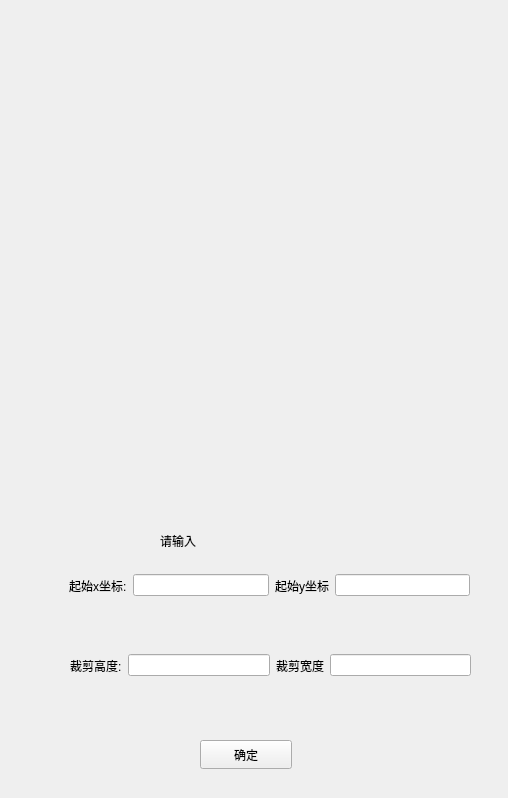
The window that ImageWithUI/tailor.ui (Obj4ct/ImageWithUI) describes before a commit, drawn with Qt 5.
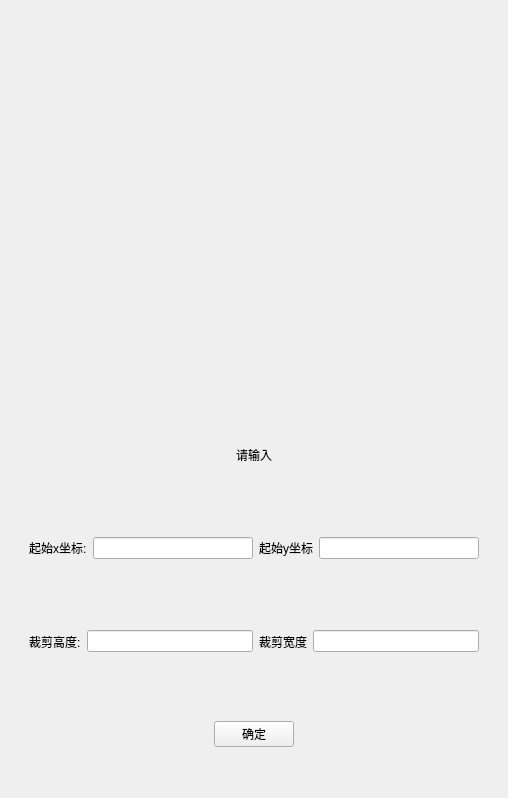
The same window after the commit.

Commit message: 图像裁剪现在可以获取主窗口的图像并且进行保存了

```diff
--- a/ImageWithUI/tailor.ui
+++ b/ImageWithUI/tailor.ui
@@ -13,28 +13,58 @@
   <property name="windowTitle">
    <string>Form</string>
   </property>
-  <widget class="QPushButton" name="btn_ok">
-   <property name="geometry">
-    <rect>
-     <x>200</x>
-     <y>740</y>
-     <width>92</width>
-     <height>29</height>
-    </rect>
-   </property>
+  <layout class="QVBoxLayout" name="verticalLayout_2">
+   <item>
+    <widget class="QLabel" name="imageLabel">
+     <property name="text">
+      <string/>
+     </property>
+    </widget>
+   </item>
+   <item>
+    <widget class="QWidget" name="widget_5" native="true">
+     <layout class="QVBoxLayout" name="verticalLayout">
+      <item>
+       <widget class="QWidget" name="widget_4" native="true">
+        <layout class="QHBoxLayout" name="horizontalLayout_4">
+         <item>
+          <spacer name="horizontalSpacer_3">
+           <property name="orientation">
+            <enum>Qt::Horizontal</enum>
+           </property>
+           <property name="sizeHint" stdset="0">
+            <size>
+             <width>189</width>
+             <height>20</height>
+            </size>
+           </property>
+          </spacer>
+         </item>
+         <item>
+          <widget class="QLabel" name="label_2">
    <property name="text">
-    <string>确定</string>
-   </property>
-  </widget>
+            <string>请输入</string>
+           </property>
+          </widget>
+         </item>
+         <item>
+          <spacer name="horizontalSpacer_4">
+           <property name="orientation">
+            <enum>Qt::Horizontal</enum>
+           </property>
+           <property name="sizeHint" stdset="0">
+            <size>
+             <width>188</width>
+             <height>20</height>
+            </size>
+           </property>
+          </spacer>
+         </item>
+        </layout>
+       </widget>
+      </item>
+      <item>
   <widget class="QWidget" name="widget" native="true">
-   <property name="geometry">
-    <rect>
-     <x>69</x>
-     <y>550</y>
-     <width>401</width>
-     <height>71</height>
-    </rect>
-   </property>
    <layout class="QHBoxLayout" name="horizontalLayout">
     <item>
      <widget class="QLabel" name="label">
@@ -58,53 +88,9 @@
     </item>
    </layout>
   </widget>
-  <widget class="QLabel" name="imageLabel">
-   <property name="geometry">
-    <rect>
-     <x>-3</x>
-     <y>-3</y>
-     <width>512</width>
-     <height>512</height>
-    </rect>
-   </property>
-   <property name="minimumSize">
-    <size>
-     <width>512</width>
-     <height>512</height>
-    </size>
-   </property>
-   <property name="maximumSize">
-    <size>
-     <width>512</width>
-     <height>512</height>
-    </size>
-   </property>
-   <property name="text">
-    <string/>
-   </property>
-  </widget>
-  <widget class="QLabel" name="label_2">
-   <property name="geometry">
-    <rect>
-     <x>160</x>
-     <y>520</y>
-     <width>211</width>
-     <height>41</height>
-    </rect>
-   </property>
-   <property name="text">
-    <string>请输入</string>
-   </property>
-  </widget>
+      </item>
+      <item>
   <widget class="QWidget" name="widget_2" native="true">
-   <property name="geometry">
-    <rect>
-     <x>70</x>
-     <y>630</y>
-     <width>401</width>
-     <height>71</height>
-    </rect>
-   </property>
    <layout class="QHBoxLayout" name="horizontalLayout_2">
     <item>
      <widget class="QLabel" name="label_4">
@@ -128,6 +114,50 @@
     </item>
    </layout>
   </widget>
+      </item>
+      <item>
+       <widget class="QWidget" name="widget_3" native="true">
+        <layout class="QHBoxLayout" name="horizontalLayout_3">
+         <item>
+          <spacer name="horizontalSpacer_2">
+           <property name="orientation">
+            <enum>Qt::Horizontal</enum>
+           </property>
+           <property name="sizeHint" stdset="0">
+            <size>
+             <width>171</width>
+             <height>20</height>
+            </size>
+           </property>
+          </spacer>
+         </item>
+         <item>
+          <widget class="QPushButton" name="btn_ok">
+           <property name="text">
+            <string>确定</string>
+           </property>
+          </widget>
+         </item>
+         <item>
+          <spacer name="horizontalSpacer">
+           <property name="orientation">
+            <enum>Qt::Horizontal</enum>
+           </property>
+           <property name="sizeHint" stdset="0">
+            <size>
+             <width>171</width>
+             <height>20</height>
+            </size>
+           </property>
+          </spacer>
+         </item>
+        </layout>
+       </widget>
+      </item>
+     </layout>
+    </widget>
+   </item>
+  </layout>
  </widget>
  <resources/>
  <connections/>
```
Lines whose indentation alone changed are shown as unchanged. The commit also changes 5 other files.
